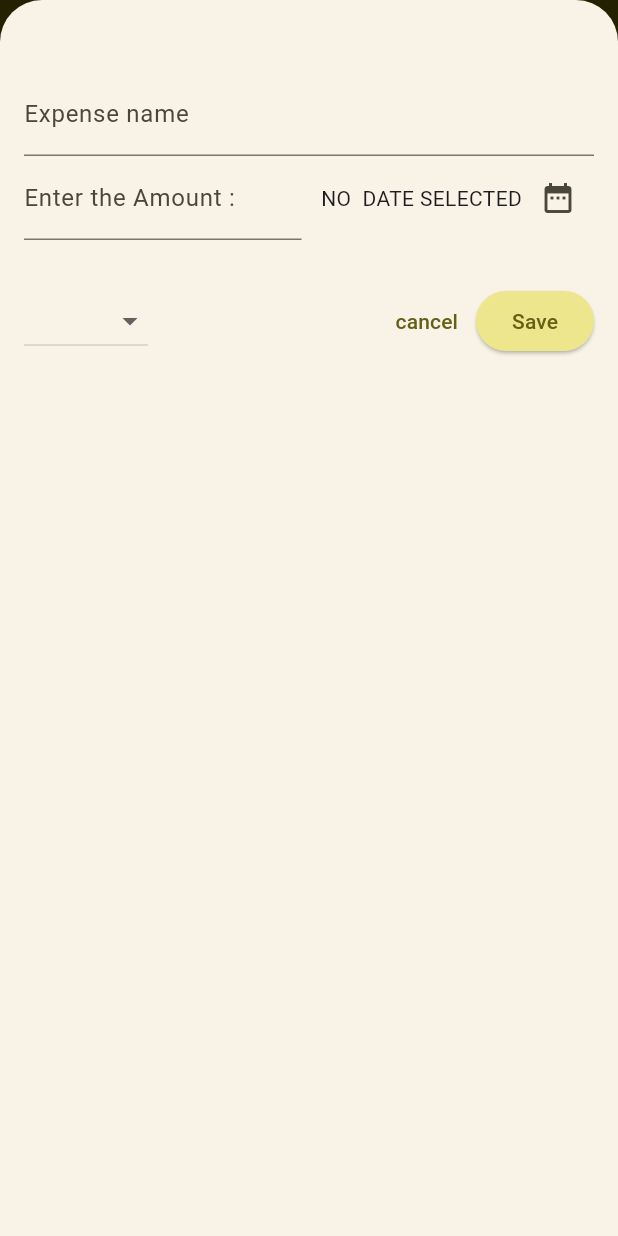
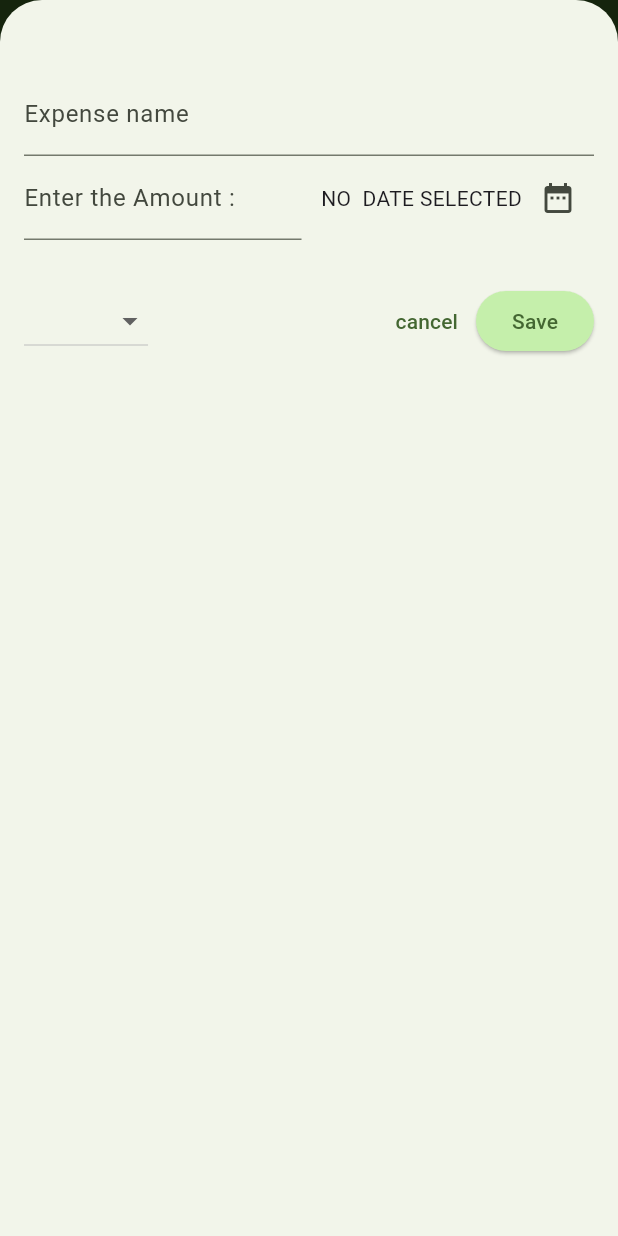
Before and after one commit to AaKaShhhhhhhhh/expense_tracker, a Flutter app: the screen it shows after launch, after a tap on the "edit" icon, on a phone screen of 412 x 824 dp. Run offline on Flutter 3.47's test engine with Material 3 defaults, Android fonts, the phone set to English and light mode, and no system bars.

Commit message:
Expense tracker complete

```diff
--- a/lib/main.dart
+++ b/lib/main.dart
@@ -1,10 +1,17 @@
 import 'package:expense_tracker/widgets/expense.dart';
 import 'package:flutter/material.dart';
 
-var kcolourscheme = ColorScheme.fromSeed(seedColor: Color.fromARGB(250, 245, 233, 5));
+var kcolourscheme = ColorScheme.fromSeed(seedColor: Color.fromARGB(248, 102, 248, 18));
+var kdarkcolorscheme = ColorScheme.fromSeed(
+  seedColor: Color.fromARGB(248, 63, 3, 158),
+);
 void main(){
   runApp(
     MaterialApp(
+      darkTheme: ThemeData.dark().copyWith(
+        brightness: Brightness.dark,
+        colorScheme: kdarkcolorscheme,
+      ),
       theme: ThemeData().copyWith( colorScheme: kcolourscheme ,
          appBarTheme: AppBarTheme().copyWith(
 
@@ -12,17 +19,25 @@ void main(){
           foregroundColor: kcolourscheme.primaryContainer
          ),
          cardTheme: CardTheme().copyWith(
-          color: kcolourscheme.secondaryContainer,
-          shadowColor: kcolourscheme.onSecondaryContainer,
+          color: kdarkcolorscheme.secondaryContainer,
+          shadowColor: kdarkcolorscheme.onPrimaryContainer,
           margin: EdgeInsets.all(16)
          ),
          elevatedButtonTheme: ElevatedButtonThemeData(style: ElevatedButton.styleFrom(
           backgroundColor: kcolourscheme.primaryContainer,
-         ))
+         ),
+         ),
+         textTheme: ThemeData().textTheme.copyWith(
+          titleLarge: TextStyle(color: kdarkcolorscheme.onPrimaryContainer,
+          fontWeight: FontWeight.bold,
+          fontSize: 20),
+
          ),
 
 
-     home: Expenses(),
+
     ),
+     home: Expenses()
+  ),
   );
 }
--- a/lib/models/exp.dart
+++ b/lib/models/exp.dart
@@ -32,3 +32,23 @@ class Exp{
   }
 
 }
+class ExpenseBucket {
+  ExpenseBucket({required this.category , required this.expenses}) ;
+
+  ExpenseBucket.forCategory(List<Exp> allExpenses, this.category)
+  : expenses = allExpenses.where((expense) =>  expense.category == category).toList();
+
+
+
+  final Category category;
+  final List<Exp> expenses;
+
+  double get totalexpenses{
+    double sum = 0;
+
+    for(final expense in  expenses){
+      sum+=expense.amaount;
+
+  }
+  return sum;
+}}
--- /dev/null
+++ b/lib/widgets/chart/chart.dart
@@ -0,0 +1,95 @@
+import 'package:flutter/material.dart';
+
+import 'package:expense_tracker/widgets/chart/chart_bar.dart';
+import 'package:expense_tracker/models/exp.dart';
+
+class Chart extends StatelessWidget {
+  const Chart({super.key, required this.expenses});
+
+  final List<Exp> expenses;
+
+  List<ExpenseBucket> get buckets {
+    return [
+      ExpenseBucket.forCategory(expenses, Category.food),
+      ExpenseBucket.forCategory(expenses, Category.lesure),
+      ExpenseBucket.forCategory(expenses, Category.travel),
+      ExpenseBucket.forCategory(expenses, Category.work),
+    ];
+  }
+
+  double get maxTotalExpense {
+    double maxTotalExpense = 0;
+
+    for (final bucket in buckets) {
+      if (bucket.totalexpenses > maxTotalExpense) {
+        maxTotalExpense = bucket.totalexpenses;
+      }
+    }
+
+    return maxTotalExpense;
+  }
+
+  @override
+  Widget build(BuildContext context) {
+    final isDarkMode =
+        MediaQuery.of(context).platformBrightness == Brightness.dark;
+    return Container(
+      margin: const EdgeInsets.all(16),
+      padding: const EdgeInsets.symmetric(
+        vertical: 16,
+        horizontal: 8,
+      ),
+      width: double.infinity,
+      height: 180,
+      decoration: BoxDecoration(
+        borderRadius: BorderRadius.circular(8),
+        gradient: LinearGradient(
+          colors: [
+            Theme.of(context).colorScheme.primary.withOpacity(0.3),
+            Theme.of(context).colorScheme.primary.withOpacity(0.0)
+          ],
+          begin: Alignment.bottomCenter,
+          end: Alignment.topCenter,
+        ),
+      ),
+      child: Column(
+        children: [
+          Expanded(
+            child: Row(
+              crossAxisAlignment: CrossAxisAlignment.end,
+              children: [
+                for (final bucket in buckets) // alternative to map()
+                  ChartBar(
+                    fill: bucket.totalexpenses == 0
+                        ? 0
+                        : bucket.totalexpenses / maxTotalExpense,
+                  )
+              ],
+            ),
+          ),
+          const SizedBox(height: 12),
+          Row(
+            children: buckets
+                .map(
+                  (bucket) => Expanded(
+                    child: Padding(
+                      padding: const EdgeInsets.symmetric(horizontal: 4),
+                      child: Icon(
+                        CategoryIcons[bucket.category],
+                        color: isDarkMode
+                            ? Theme.of(context).colorScheme.secondary
+                            : Theme.of(context)
+                                .colorScheme
+                                .primary
+                                .withOpacity(0.7),
+                      ),
+                    ),
+                  ),
+                )
+                .toList(),
+          )
+        ],
+      ),
+    );
+  }
+}
--- /dev/null
+++ b/lib/widgets/chart/chart_bar.dart
@@ -0,0 +1,34 @@
+import 'package:flutter/material.dart';
+
+class ChartBar extends StatelessWidget {
+  const ChartBar({
+    super.key,
+    required this.fill,
+  });
+
+  final double fill;
+
+  @override
+  Widget build(BuildContext context) {
+    final isDarkMode =
+        MediaQuery.of(context).platformBrightness == Brightness.dark;
+    return Expanded(
+      child: Padding(
+        padding: const EdgeInsets.symmetric(horizontal: 4),
+        child: FractionallySizedBox(
+          heightFactor: fill,
+          child: DecoratedBox(
+            decoration: BoxDecoration(
+              shape: BoxShape.rectangle,
+              borderRadius:
+                  const BorderRadius.vertical(top: Radius.circular(8)),
+              color: isDarkMode
+                  ? Theme.of(context).colorScheme.secondary
+                  : Theme.of(context).colorScheme.primary.withOpacity(0.65),
+            ),
+          ),
+        ),
+      ),
+    );
+  }
+}
--- a/lib/widgets/expense.dart
+++ b/lib/widgets/expense.dart
@@ -1,4 +1,5 @@
 import 'package:expense_tracker/widgets/add_expenses.dart';
+import 'package:expense_tracker/widgets/chart/chart.dart';
 import 'package:expense_tracker/widgets/expenses_list.dart/expensesList.dart';
 import 'package:expense_tracker/models/exp.dart';
 import 'package:flutter/material.dart';
@@ -90,7 +91,7 @@ return  Scaffold(
   ),
   body: Column(
     children: [
-      Text("The Chart"),
+      Chart(expenses: _registeredExpence),
       Expanded(child : mainContent  )
     ],
   ),
--- a/lib/widgets/expenses_list.dart/expensesList.dart
+++ b/lib/widgets/expenses_list.dart/expensesList.dart
@@ -22,6 +22,10 @@ class Expenseslist extends StatelessWidget{
   Widget build(BuildContext context) {
     return ListView.builder(itemCount:expenses.length,
     itemBuilder: (ctx , index) => Dismissible(
+      background: Container(
+        color: Theme.of(context).colorScheme.error,
+        margin: EdgeInsets.all(16),
+      ),
       key: ValueKey(expenses[index]),
       onDismissed: (direction){
         onRemoveexpense(expenses[index]);
--- a/lib/widgets/expenses_list.dart/expenses_item.dart
+++ b/lib/widgets/expenses_list.dart/expenses_item.dart
@@ -39,27 +39,33 @@ class ExpensesItem  extends StatelessWidget{
               children:[
               Center(
                 child:
-            Text(expense.title.toString()),),
+            Text(expense.title,
+             style: Theme.of(context).textTheme.titleLarge,
+             ),
+             ),
 
             Spacer(),
 
             ElevatedButton(
+
                 onPressed: func,
 
-               child: Icon(Icons.edit)),]
+
+               child: Icon(Icons.edit),
+               style: ButtonStyle(padding:
+                MaterialStateProperty.all<EdgeInsets>(
+            EdgeInsets.all(1))),
+               ),]
                ),
-            Text(expense.amaount.toString()),
-            const SizedBox(width: 10,),
 
-
-
+            const SizedBox(width: 50,),
 
 
             Row(
               children: [
                 Text('\$${expense.amaount.toStringAsFixed(2)}'),
                 const Spacer(),
-
+                SizedBox(height: 70,),
                  Row(
 
                   children: [
@@ -67,7 +73,8 @@ class ExpensesItem  extends StatelessWidget{
 
 
 
-                    Icon(CategoryIcons[expense.category]),
+                    Icon(CategoryIcons[expense.category],  size: 20, color: Theme.of(context).colorScheme.primary),
+
                      SizedBox(width: 30,),
                      Text(expense.formatterdata),]
 
```
